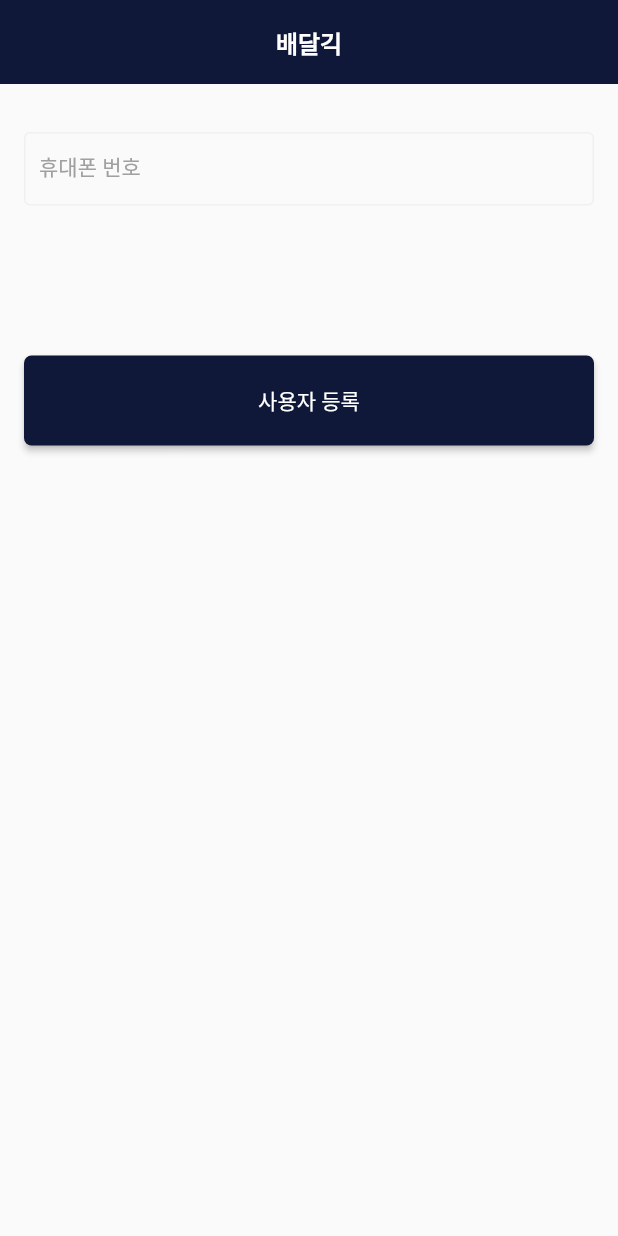
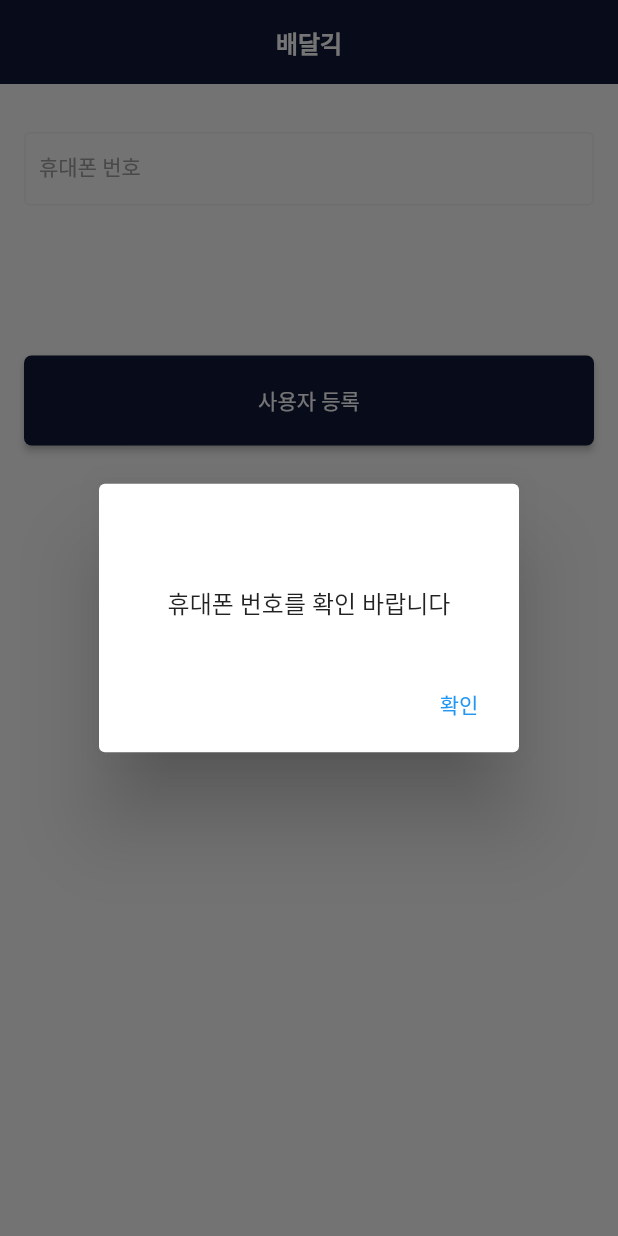
Before and after one commit to devCloudStone/baedalgeek_tracking, a Flutter app: the screen it shows after launch, after a tap on "사용자 등록", on a phone screen of 412 x 824 dp. Run offline on Flutter 3.47's test engine with Material 2 defaults, Android fonts, the phone set to English and light mode, and no system bars; our stand-ins replace get, shared_preferences.

Commit message:
feat: 휴대폰 번호 검증 alert

```diff
--- a/lib/screen/authentication/init_screen.dart
+++ b/lib/screen/authentication/init_screen.dart
@@ -1,5 +1,6 @@
 import 'package:baedalgeek_driver/config/constants.dart';
 import 'package:baedalgeek_driver/global/global.dart';
+import 'package:baedalgeek_driver/widget/alert.dart';
 import 'package:flutter/material.dart';
 import 'package:flutter/services.dart';
 import 'package:get/get.dart';
@@ -55,6 +56,7 @@ class InItScreen extends StatelessWidget {
     if (phoneNumberLength == 8) {
       return true;
     }
+    warnValidDialog('', '휴대폰 번호를 확인 바랍니다');
     return false;
   }
 
--- a/lib/screen/tracking/tracking_screen.dart
+++ b/lib/screen/tracking/tracking_screen.dart
@@ -83,7 +83,7 @@ class _TrackingScreenState extends State<TrackingScreen> {
                 mainAxisAlignment: MainAxisAlignment.end,
                 children: [
                   Text(
-                    '${phoneNumber!}님',
+                    '${phoneNumber!}',
                     style: const TextStyle(fontSize: 16),
                   ),
                   const SizedBox(width: 20),
--- /dev/null
+++ b/lib/widget/alert.dart
@@ -0,0 +1,24 @@
+import 'package:flutter/material.dart';
+import 'package:get/get.dart';
+
+void warnValidDialog(String title, String content) {
+  Get.dialog(
+    AlertDialog(
+      title: Text(
+        title,
+      ),
+      content: Text(
+        content,
+        textAlign: TextAlign.center,
+      ),
+      actions: [
+        TextButton(
+          onPressed: () {
+            Get.back();
+          },
+          child: const Text('확인'),
+        )
+      ],
+    ),
+  );
+}
```
